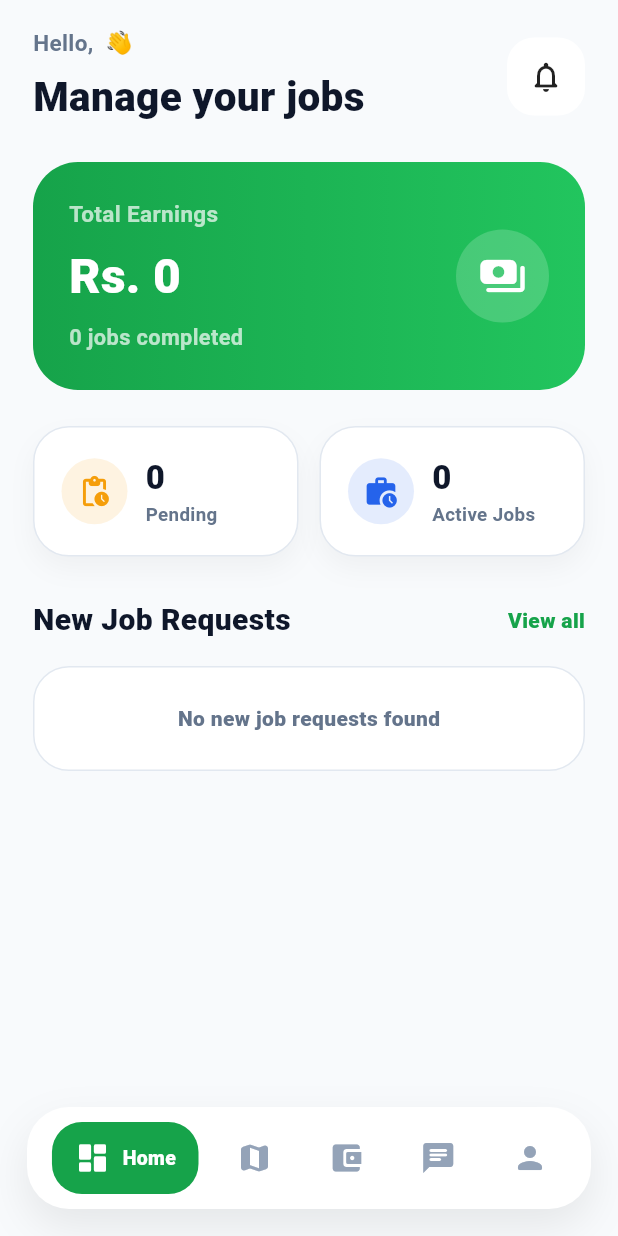
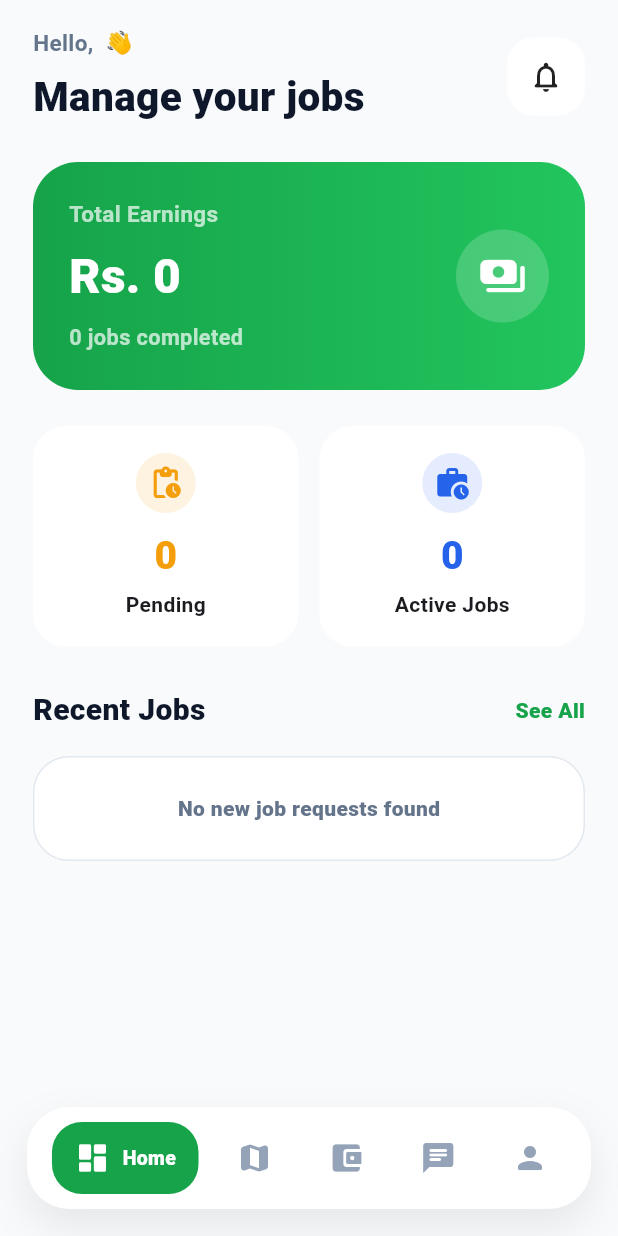
Before and after one commit to Muhammad-Rashid-172002/SkillLink, a Flutter app: the WorkerHomeScreen screen opened directly, on a phone screen of 412 x 824 dp. Run offline on Flutter 3.47's test engine with Material 3 defaults, Android fonts, the phone set to English and light mode, and no system bars; our stand-ins replace cloud_firestore, firebase_analytics, firebase_auth, firebase_core, geolocator, google_maps_flutter; accounts and stored records are empty.

Commit message:
added notifications screen all job screen

```diff
--- a/lib/screens/worker_screens/home_screen/worker_dashbaord.dart
+++ b/lib/screens/worker_screens/home_screen/worker_dashbaord.dart
@@ -1,7 +1,10 @@
 import 'package:cloud_firestore/cloud_firestore.dart';
 import 'package:firebase_auth/firebase_auth.dart';
 import 'package:flutter/material.dart';
+import 'package:skill_link/Notification_screen/notification_screen.dart';
+import 'package:skill_link/screens/worker_screens/All_jobs/all_job_screen.dart';
 import 'package:skill_link/screens/worker_screens/Bottom_bar/bottom_bar.dart';
+import 'package:skill_link/screens/worker_screens/home_screen/JobsByStatusScreen.dart';
 
 class WorkerHomeScreen extends StatefulWidget {
   const WorkerHomeScreen({super.key});
@@ -12,6 +15,7 @@ class WorkerHomeScreen extends StatefulWidget {
 
 class _WorkerHomeScreenState extends State<WorkerHomeScreen> {
   int selectedIndex = 0;
+  final uid = FirebaseAuth.instance.currentUser!.uid;
 
   @override
   Widget build(BuildContext context) {
@@ -30,7 +34,7 @@ class _WorkerHomeScreenState extends State<WorkerHomeScreen> {
               const SizedBox(height: 24),
               _statsRow(),
               const SizedBox(height: 28),
-              _sectionHeader("New Job Requests", "View all"),
+              _sectionHeader(context, "Recent Jobs", "See All"),
               const SizedBox(height: 16),
               _requestList(),
             ],
@@ -78,6 +82,28 @@ class _WorkerHomeScreenState extends State<WorkerHomeScreen> {
                 ],
               ),
             ),
+
+            StreamBuilder<QuerySnapshot>(
+              stream: FirebaseFirestore.instance
+                  .collection("notifications")
+                  .where("userId", isEqualTo: uid)
+                  .where("isRead", isEqualTo: false)
+                  .snapshots(),
+              builder: (context, snapshot) {
+                final unreadCount = snapshot.data?.docs.length ?? 0;
+
+                return GestureDetector(
+                  onTap: () {
+                    Navigator.push(
+                      context,
+                      MaterialPageRoute(
+                        builder: (_) => const NotificationScreen(),
+                      ),
+                    );
+                  },
+                  child: Stack(
+                    clipBehavior: Clip.none,
+                    children: [
                       Container(
                         height: 52,
                         width: 52,
@@ -86,6 +112,37 @@ class _WorkerHomeScreenState extends State<WorkerHomeScreen> {
                           borderRadius: BorderRadius.circular(18),
                         ),
                         child: const Icon(Icons.notifications_none_rounded),
+                      ),
+
+                      if (unreadCount > 0)
+                        Positioned(
+                          right: -2,
+                          top: -2,
+                          child: Container(
+                            padding: const EdgeInsets.all(5),
+                            decoration: const BoxDecoration(
+                              color: Colors.red,
+                              shape: BoxShape.circle,
+                            ),
+                            constraints: const BoxConstraints(
+                              minWidth: 20,
+                              minHeight: 20,
+                            ),
+                            child: Text(
+                              unreadCount > 99 ? "99+" : "$unreadCount",
+                              textAlign: TextAlign.center,
+                              style: const TextStyle(
+                                color: Colors.white,
+                                fontSize: 11,
+                                fontWeight: FontWeight.bold,
+                              ),
+                            ),
+                          ),
+                        ),
+                    ],
+                  ),
+                );
+              },
             ),
           ],
         );
@@ -197,11 +254,24 @@ class _WorkerHomeScreenState extends State<WorkerHomeScreen> {
                 value: "$count",
                 icon: Icons.pending_actions_rounded,
                 color: const Color(0xFFF59E0B),
+                onTap: () {
+                  Navigator.push(
+                    context,
+                    MaterialPageRoute(
+                      builder: (_) => const JobsByStatusScreen(
+                        title: "Pending Jobs",
+                        status: "searching",
+                      ),
+                    ),
+                  );
+                },
               );
             },
           ),
         ),
+
         const SizedBox(width: 14),
+
         Expanded(
           child: StreamBuilder<QuerySnapshot>(
             stream: FirebaseFirestore.instance
@@ -220,6 +290,17 @@ class _WorkerHomeScreenState extends State<WorkerHomeScreen> {
                 value: "$count",
                 icon: Icons.work_history_rounded,
                 color: const Color(0xFF2563EB),
+                onTap: () {
+                  Navigator.push(
+                    context,
+                    MaterialPageRoute(
+                      builder: (_) => const JobsByStatusScreen(
+                        title: "Active Jobs",
+                        status: "active",
+                      ),
+                    ),
+                  );
+                },
               );
             },
           ),
@@ -233,60 +314,41 @@ class _WorkerHomeScreenState extends State<WorkerHomeScreen> {
     required String value,
     required IconData icon,
     required Color color,
+    required VoidCallback onTap,
   }) {
-    return Container(
+    return InkWell(
+      borderRadius: BorderRadius.circular(22),
+      onTap: onTap,
+      child: Container(
         padding: const EdgeInsets.all(18),
         decoration: BoxDecoration(
           color: Colors.white,
-        borderRadius: BorderRadius.circular(24),
-        border: Border.all(color: const Color(0xFFE2E8F0)),
-        boxShadow: [
-          BoxShadow(
-            color: Colors.black.withOpacity(.04),
-            blurRadius: 14,
-            offset: const Offset(0, 8),
+          borderRadius: BorderRadius.circular(22),
         ),
+        child: Column(
+          children: [
+            CircleAvatar(
+              backgroundColor: color.withOpacity(.12),
+              child: Icon(icon, color: color),
+            ),
+            const SizedBox(height: 10),
+            Text(
+              value,
+              style: TextStyle(
+                fontSize: 26,
+                fontWeight: FontWeight.w900,
+                color: color,
+              ),
+            ),
+            const SizedBox(height: 4),
+            Text(title, style: const TextStyle(fontWeight: FontWeight.w700)),
           ],
         ),
-      child: Row(
-        children: [
-          Container(
-            height: 44,
-            width: 44,
-            decoration: BoxDecoration(
-              color: color.withOpacity(.12),
-              shape: BoxShape.circle,
-            ),
-            child: Icon(icon, color: color, size: 23),
-          ),
-          const SizedBox(width: 12),
-          Column(
-            crossAxisAlignment: CrossAxisAlignment.start,
-            children: [
-              Text(
-                value,
-                style: const TextStyle(
-                  color: Color(0xFF0F172A),
-                  fontSize: 22,
-                  fontWeight: FontWeight.w900,
-                ),
-              ),
-              Text(
-                title,
-                style: const TextStyle(
-                  color: Color(0xFF64748B),
-                  fontSize: 12.5,
-                  fontWeight: FontWeight.w700,
-                ),
-              ),
-            ],
-          ),
-        ],
       ),
     );
   }
 
-  Widget _sectionHeader(String title, String action) {
+  Widget _sectionHeader(BuildContext context, String title, String action) {
     return Row(
       children: [
         Text(
@@ -298,12 +360,20 @@ class _WorkerHomeScreenState extends State<WorkerHomeScreen> {
           ),
         ),
         const Spacer(),
-        Text(
+        GestureDetector(
+          onTap: () {
+            Navigator.push(
+              context,
+              MaterialPageRoute(builder: (_) => const AllJobsScreen()),
+            );
+          },
+          child: Text(
             action,
             style: const TextStyle(
               color: Color(0xFF16A34A),
               fontSize: 14,
               fontWeight: FontWeight.w900,
+            ),
           ),
         ),
       ],
--- a/lib/screens/worker_screens/profile_screen/WorkerProfileScreen.dart
+++ b/lib/screens/worker_screens/profile_screen/WorkerProfileScreen.dart
@@ -33,7 +33,6 @@ class WorkerProfileScreen extends StatelessWidget {
                     style: TextStyle(fontSize: 28, fontWeight: FontWeight.w900),
                   ),
                   const SizedBox(height: 24),
-//
                   StreamBuilder<QuerySnapshot>(
                     stream: FirebaseFirestore.instance
                         .collection("requests")
```
Also changed, not shown: lib/Notification_screen/notification_screen.dart (added, +178 -0 lines), lib/screens/worker_screens/All_jobs/all_job_screen.dart (added, +52 -0 lines), lib/screens/worker_screens/home_screen/JobsByStatusScreen.dart (added, +84 -0 lines). Lines whose indentation alone changed are shown as unchanged.
